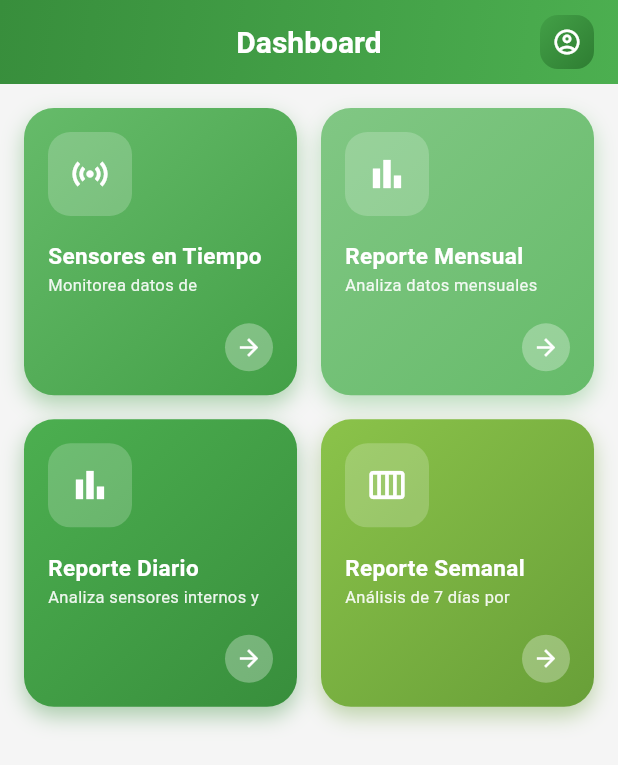
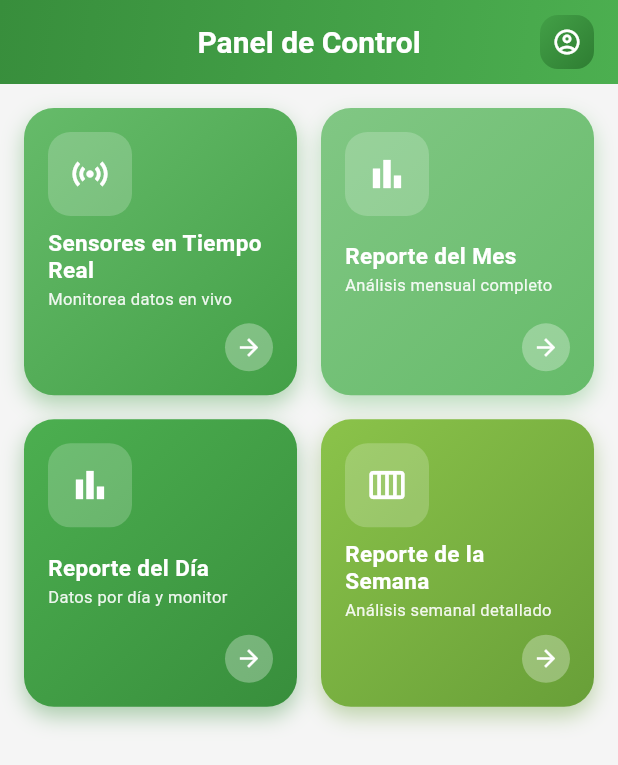
Before and after one commit to rafapcjs/AgroCordIoT, a Flutter app: the DashboardUserPage screen opened directly with empty values, on a phone screen of 412 x 824 dp. Shown: the top 765 px of the screen. Run offline on Flutter 3.47's test engine with Material 3 defaults, Android fonts, the phone set to English and light mode, and no system bars; our stand-ins replace app_links, device_info_plus, firebase_core, firebase_messaging, fl_chart, flutter_local_notifications and 6 more; accounts and stored records are empty; network calls fail.

Commit message:
feat: Update report titles and subtitles for consistency and clarity across the dashboard and report screens

```diff
--- a/lib/src/pages/dashboard_user_page.dart
+++ b/lib/src/pages/dashboard_user_page.dart
@@ -16,7 +16,7 @@ class DashboardUserPage extends StatelessWidget {
       appBar: AppBar(
         automaticallyImplyLeading: false,
         title: const Text(
-          'Dashboard',
+          'Panel de Control',
           style: TextStyle(
             color: Colors.white,
             fontSize: 20,
@@ -62,8 +62,8 @@ class DashboardUserPage extends StatelessWidget {
           children: [
             _buildDashboardCard(
               context: context,
-              title: 'Sensores en Tiempo',
-              subtitle: 'Monitorea datos de',
+              title: 'Sensores en Tiempo Real',
+              subtitle: 'Monitorea datos en vivo',
               icon: Icons.sensors,
               gradientColors: [const Color(0xFF66BB6A), const Color(0xFF43A047)],
               onTap: () {
@@ -75,8 +75,8 @@ class DashboardUserPage extends StatelessWidget {
             ),
             _buildDashboardCard(
               context: context,
-              title: 'Reporte Mensual',
-              subtitle: 'Analiza datos mensuales',
+              title: 'Reporte del Mes',
+              subtitle: 'Análisis mensual completo',
               icon: Icons.bar_chart,
               gradientColors: [const Color(0xFF81C784), const Color(0xFF66BB6A)],
               onTap: () {
@@ -88,8 +88,8 @@ class DashboardUserPage extends StatelessWidget {
             ),
             _buildDashboardCard(
               context: context,
-              title: 'Reporte Diario',
-              subtitle: 'Analiza sensores internos y',
+              title: 'Reporte del Día',
+              subtitle: 'Datos por día y monitor',
               icon: Icons.bar_chart_outlined,
               gradientColors: [const Color(0xFF4CAF50), const Color(0xFF388E3C)],
               onTap: () {
@@ -104,8 +104,8 @@ class DashboardUserPage extends StatelessWidget {
             ),
             _buildDashboardCard(
               context: context,
-              title: 'Reporte Semanal',
-              subtitle: 'Análisis de 7 días por',
+              title: 'Reporte de la Semana',
+              subtitle: 'Análisis semanal detallado',
               icon: Icons.calendar_view_week,
               gradientColors: [const Color(0xFF8BC34A), const Color(0xFF689F38)],
               onTap: () {
--- a/lib/src/pages/weekly_report_page.dart
+++ b/lib/src/pages/weekly_report_page.dart
@@ -160,11 +160,11 @@ class _WeeklyReportPageState extends State<WeeklyReportPage> {
     return Scaffold(
       backgroundColor: AppTheme.background,
       drawer: ReportNavigationDrawer(
-        selectedLabel: 'Reporte semanal',
+        selectedLabel: 'Reporte de la Semana',
         items: [
           ReportNavigationItem(
             icon: Icons.sensors,
-            label: 'Panel de Sensores',
+            label: 'Ver Sensores en Tiempo Real',
             onTap: () {
               Navigator.of(context).pushReplacementNamed(
                 '/sensors/dashboard',
@@ -174,7 +174,7 @@ class _WeeklyReportPageState extends State<WeeklyReportPage> {
           ),
           ReportNavigationItem(
             icon: Icons.assessment_outlined,
-            label: 'Reporte diario',
+            label: 'Reporte del Día',
             onTap: () {
               Navigator.of(context).pushReplacementNamed(
                 '/reports/internal',
@@ -187,7 +187,7 @@ class _WeeklyReportPageState extends State<WeeklyReportPage> {
           ),
           ReportNavigationItem(
             icon: Icons.calendar_view_week,
-            label: 'Reporte semanal',
+            label: 'Reporte de la Semana',
             onTap: () {
               Navigator.of(context).pushReplacementNamed(
                 '/reports/weekly',
@@ -199,7 +199,7 @@ class _WeeklyReportPageState extends State<WeeklyReportPage> {
           ),
           ReportNavigationItem(
             icon: Icons.calendar_month_outlined,
-            label: 'Reporte mensual',
+            label: 'Reporte del Mes',
             onTap: () {
               Navigator.of(context).pushReplacementNamed(
                 '/reports/monthly',
@@ -211,7 +211,7 @@ class _WeeklyReportPageState extends State<WeeklyReportPage> {
           ),
           ReportNavigationItem(
             icon: Icons.dashboard_outlined,
-            label: 'Volver al panel',
+            label: 'Volver al Inicio',
             onTap: () {
               NavigationHelper.navigateToDashboard(context);
             },
--- a/lib/src/presentation/screens/dashboard_screen.dart
+++ b/lib/src/presentation/screens/dashboard_screen.dart
@@ -182,8 +182,8 @@ class DashboardScreen extends StatelessWidget {
                   ),
                   _buildModernCard(
                     context,
-                    'Reporte Mensual',
-                    'Analiza datos mensuales por dispositivo',
+                    'Reporte del Mes',
+                    'Análisis mensual completo',
                     Icons.analytics_outlined,
                     const LinearGradient(
                       colors: [Color(0xFF66BB6A), Color(0xFF43A047)],
@@ -203,8 +203,8 @@ class DashboardScreen extends StatelessWidget {
                   ),
                   _buildModernCard(
                     context,
-                    'Reporte Diario',
-                    'Analiza sensores internos y externos',
+                    'Reporte del Día',
+                    'Datos por día y monitor',
                     Icons.assessment_outlined,
                     const LinearGradient(
                       colors: [Color(0xFF4CAF50), Color(0xFF388E3C)],
@@ -224,8 +224,8 @@ class DashboardScreen extends StatelessWidget {
                   ),
                   _buildModernCard(
                     context,
-                    'Reporte Semanal',
-                    'Análisis de 7 días por monitor',
+                    'Reporte de la Semana',
+                    'Análisis semanal detallado',
                     Icons.calendar_view_week,
                     const LinearGradient(
                       colors: [Color(0xFF8BC34A), Color(0xFF689F38)],
--- a/lib/src/presentation/screens/internal_report_screen.dart
+++ b/lib/src/presentation/screens/internal_report_screen.dart
@@ -121,11 +121,11 @@ class _InternalReportScreenState extends State<InternalReportScreen> {
     return Scaffold(
       backgroundColor: AppTheme.background,
       drawer: ReportNavigationDrawer(
-        selectedLabel: 'Reporte diario',
+        selectedLabel: 'Reporte del Día',
         items: [
           ReportNavigationItem(
             icon: Icons.sensors,
-            label: 'Panel de Sensores',
+            label: 'Ver Sensores en Tiempo Real',
             onTap: () {
               Navigator.of(context).pushReplacementNamed(
                 '/sensors/dashboard',
@@ -135,7 +135,7 @@ class _InternalReportScreenState extends State<InternalReportScreen> {
           ),
           ReportNavigationItem(
             icon: Icons.assessment_outlined,
-            label: 'Reporte diario',
+            label: 'Reporte del Día',
             onTap: () {
               Navigator.of(context).pushReplacementNamed(
                 '/reports/internal',
@@ -148,7 +148,7 @@ class _InternalReportScreenState extends State<InternalReportScreen> {
           ),
           ReportNavigationItem(
             icon: Icons.calendar_view_week,
-            label: 'Reporte semanal',
+            label: 'Reporte de la Semana',
             onTap: () {
               Navigator.of(context).pushReplacementNamed(
                 '/reports/weekly',
@@ -160,7 +160,7 @@ class _InternalReportScreenState extends State<InternalReportScreen> {
           ),
           ReportNavigationItem(
             icon: Icons.calendar_month_outlined,
-            label: 'Reporte mensual',
+            label: 'Reporte del Mes',
             onTap: () {
               Navigator.of(context).pushReplacementNamed(
                 '/reports/monthly',
@@ -172,7 +172,7 @@ class _InternalReportScreenState extends State<InternalReportScreen> {
           ),
           ReportNavigationItem(
             icon: Icons.dashboard_outlined,
-            label: 'Volver al panel',
+            label: 'Volver al Inicio',
             onTap: () {
               NavigationHelper.navigateToDashboard(context);
             },
--- a/lib/src/presentation/screens/monthly_report_screen.dart
+++ b/lib/src/presentation/screens/monthly_report_screen.dart
@@ -114,11 +114,11 @@ class _MonthlyReportScreenState extends State<MonthlyReportScreen> {
     return Scaffold(
       backgroundColor: AppTheme.background,
       drawer: ReportNavigationDrawer(
-        selectedLabel: 'Reporte mensual',
+        selectedLabel: 'Reporte del Mes',
         items: [
           ReportNavigationItem(
             icon: Icons.sensors,
-            label: 'Panel de Sensores',
+            label: 'Ver Sensores en Tiempo Real',
             onTap: () {
               Navigator.of(context).pushReplacementNamed(
                 '/sensors/dashboard',
@@ -128,7 +128,7 @@ class _MonthlyReportScreenState extends State<MonthlyReportScreen> {
           ),
           ReportNavigationItem(
             icon: Icons.assessment_outlined,
-            label: 'Reporte diario',
+            label: 'Reporte del Día',
             onTap: () {
               Navigator.of(context).pushReplacementNamed(
                 '/reports/internal',
@@ -141,7 +141,7 @@ class _MonthlyReportScreenState extends State<MonthlyReportScreen> {
           ),
           ReportNavigationItem(
             icon: Icons.calendar_view_week,
-            label: 'Reporte semanal',
+            label: 'Reporte de la Semana',
             onTap: () {
               Navigator.of(context).pushReplacementNamed(
                 '/reports/weekly',
@@ -153,7 +153,7 @@ class _MonthlyReportScreenState extends State<MonthlyReportScreen> {
           ),
           ReportNavigationItem(
             icon: Icons.calendar_month_outlined,
-            label: 'Reporte mensual',
+            label: 'Reporte del Mes',
             onTap: () {
               Navigator.of(context).pushReplacementNamed(
                 '/reports/monthly',
@@ -163,7 +163,7 @@ class _MonthlyReportScreenState extends State<MonthlyReportScreen> {
           ),
           ReportNavigationItem(
             icon: Icons.dashboard_outlined,
-            label: 'Volver al panel',
+            label: 'Volver al Inicio',
             onTap: () {
               NavigationHelper.navigateToDashboard(context);
             },
--- a/lib/src/presentation/screens/sensor_dashboard_screen.dart
+++ b/lib/src/presentation/screens/sensor_dashboard_screen.dart
@@ -78,18 +78,18 @@ class _SensorDashboardScreenState extends State<SensorDashboardScreen> {
     return Scaffold(
       backgroundColor: Colors.white,
       drawer: ReportNavigationDrawer(
-        selectedLabel: 'Panel de Sensores',
+        selectedLabel: 'Ver Sensores en Tiempo Real',
         items: [
           ReportNavigationItem(
             icon: Icons.sensors,
-            label: 'Panel de Sensores',
+            label: 'Ver Sensores en Tiempo Real',
             onTap: () {
               // Ya estamos en esta pantalla
             },
           ),
           ReportNavigationItem(
             icon: Icons.assessment_outlined,
-            label: 'Reporte diario',
+            label: 'Reporte del Día',
             onTap: () {
               Navigator.of(context).pushReplacementNamed(
                 '/reports/internal',
@@ -102,7 +102,7 @@ class _SensorDashboardScreenState extends State<SensorDashboardScreen> {
           ),
           ReportNavigationItem(
             icon: Icons.calendar_view_week,
-            label: 'Reporte semanal',
+            label: 'Reporte de la Semana',
             onTap: () {
               Navigator.of(context).pushReplacementNamed(
                 '/reports/weekly',
@@ -114,7 +114,7 @@ class _SensorDashboardScreenState extends State<SensorDashboardScreen> {
           ),
           ReportNavigationItem(
             icon: Icons.calendar_month_outlined,
-            label: 'Reporte mensual',
+            label: 'Reporte del Mes',
             onTap: () {
               Navigator.of(context).pushReplacementNamed(
                 '/reports/monthly',
@@ -124,7 +124,7 @@ class _SensorDashboardScreenState extends State<SensorDashboardScreen> {
           ),
           ReportNavigationItem(
             icon: Icons.dashboard_outlined,
-            label: 'Volver al panel',
+            label: 'Volver al Inicio',
             onTap: () {
               NavigationHelper.navigateToDashboard(context);
             },
--- a/lib/src/services/pdf_service.dart
+++ b/lib/src/services/pdf_service.dart
@@ -126,6 +126,7 @@ class PdfService {
   }
 
   static List<pw.Widget> _buildSimpleDailyReportWidgets(DailyReportModel report) {
+    final deviceName = report.deviceId == 'ESP32_1' ? 'Monitor Interno' : 'Monitor Externo';
     final textStyle = pw.TextStyle(fontSize: 12);
     final headerStyle = pw.TextStyle(fontSize: 20, fontWeight: pw.FontWeight.bold);
     final subHeaderStyle = pw.TextStyle(fontSize: 14, fontWeight: pw.FontWeight.bold);
@@ -161,7 +162,7 @@ class PdfService {
         // Información del reporte
         pw.Text('INFORMACIÓN DEL REPORTE', style: subHeaderStyle),
         pw.SizedBox(height: 10),
-        pw.Text('Dispositivo: ${report.deviceId}', style: textStyle),
+        pw.Text('Dispositivo: $deviceName', style: textStyle),
         pw.Text('Fecha: ${report.date}', style: textStyle),
         pw.Text('Generado: ${DateTime.now().toString().substring(0, 16)}', style: textStyle),
         pw.Text('Total de lecturas válidas: ${validRows.length}', style: textStyle),
```
Also changed, not shown: lib/src/pdf/reportDiary/template_diary.dart (+137 -28 lines).
